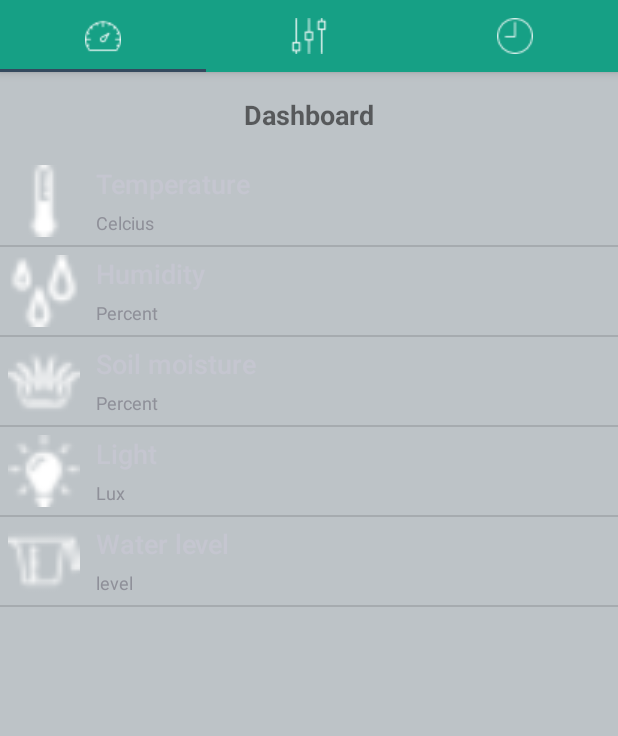
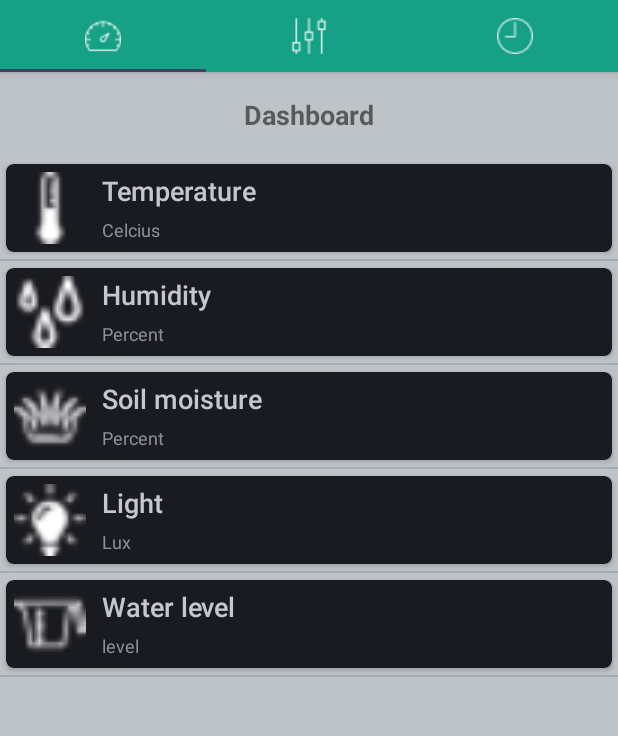
Before and after one commit to Piyapol/GrowUP2, an Android app: the screen it shows after launch (Home), after a tap on "LOGIN", on a phone screen of 412 x 824 dp, the part 84-820 px from its top. Run offline under Robolectric (Android 15) with nearby library versions, the phone set to English and light mode, and no system bars.

Commit message:
add card view

```diff
--- a/app/build.gradle
+++ b/app/build.gradle
@@ -32,6 +32,7 @@ dependencies {
     compile 'com.android.support:support-vector-drawable:23.4.0'
     compile 'com.jakewharton:butterknife:8.5.1'
     compile 'io.netpie:microgear:1.1.0'
+    compile 'com.android.support:cardview-v7:23.0.+'
     compile 'com.squareup.retrofit:retrofit:1.6.1'
     apt 'com.jakewharton:butterknife-compiler:8.5.1'
     testCompile 'junit:junit:4.12'
--- a/app/src/main/res/layout/item.xml
+++ b/app/src/main/res/layout/item.xml
@@ -1,4 +1,11 @@
 <?xml version="1.0" encoding="utf-8"?>
+<android.support.v7.widget.CardView xmlns:android="http://schemas.android.com/apk/res/android"
+    xmlns:card_view="http://schemas.android.com/apk/res-auto"
+    android:layout_width="match_parent"
+    android:layout_height="wrap_content"
+    card_view:cardCornerRadius="5dp"
+    card_view:cardUseCompatPadding="true" >
+
 <RelativeLayout xmlns:android="http://schemas.android.com/apk/res/android"
     android:layout_width="match_parent" android:layout_height="match_parent">
 
@@ -45,3 +52,5 @@
 
 
 </RelativeLayout>
+
+</android.support.v7.widget.CardView>
```
